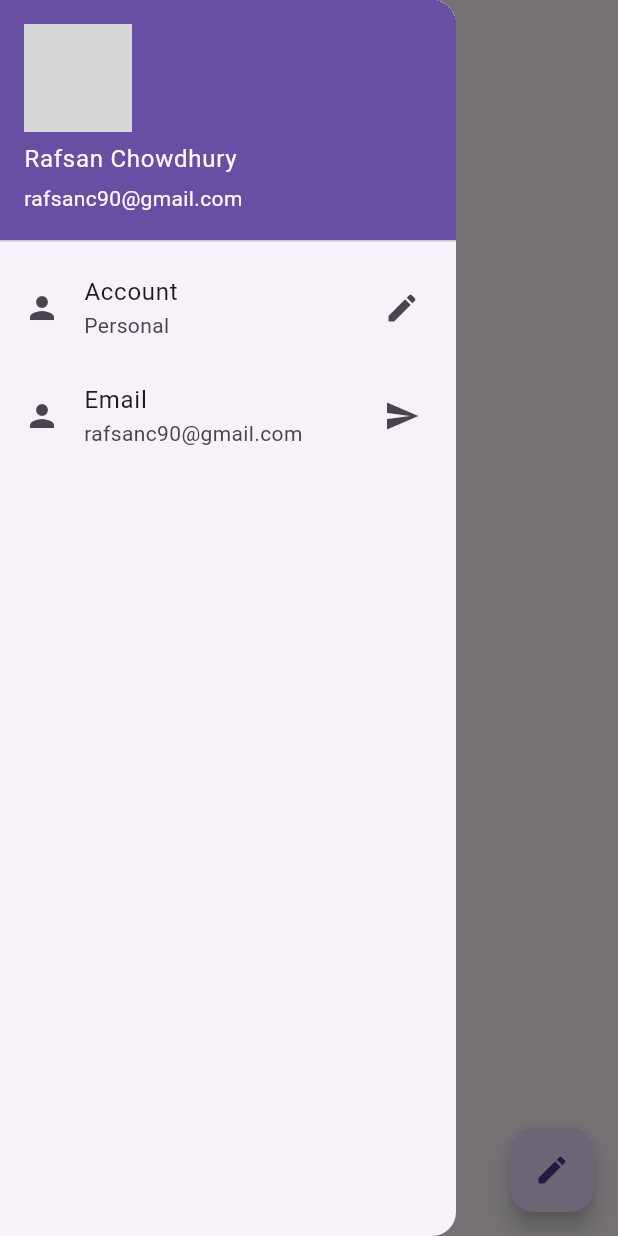
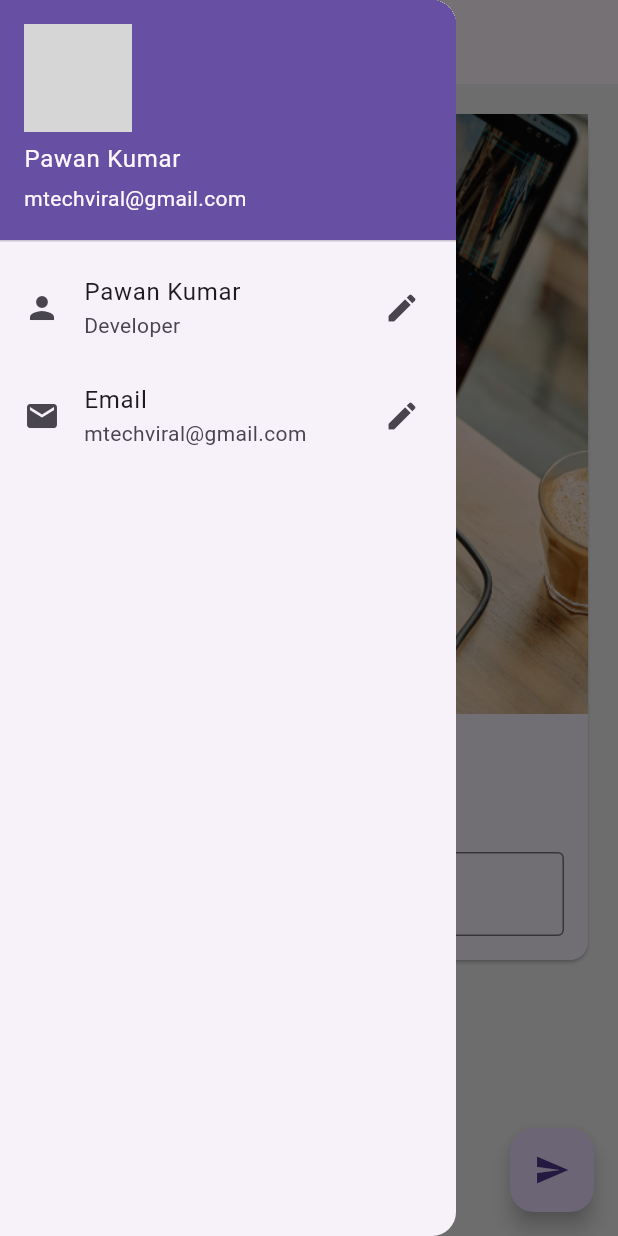
Before and after one commit to Rafsanchowdhury/Rafsan-App, a Flutter app: the screen it shows after launch, with the side drawer open, on a phone screen of 412 x 824 dp. Run offline on Flutter 3.47's test engine with Material 3 defaults, Android fonts, the phone set to English and light mode, and no system bars; network calls fail; grey boxes are pictures that could not be loaded.

Commit message:
Task3 Completed

```diff
--- /dev/null
+++ b/lib/bg_image.dart
@@ -0,0 +1,13 @@
+import 'package:flutter/material.dart';
+
+class BgImage extends StatelessWidget {
+  @override
+  Widget build(BuildContext context) {
+    return Image.asset(
+      "assets/bg.png",
+      fit: BoxFit.cover,
+      height: 400,
+      width: 500,
+    );
+  }
+}
--- /dev/null
+++ b/lib/change_name_card.dart
@@ -0,0 +1,48 @@
+import 'package:flutter/material.dart';
+import 'bg_image.dart';
+
+class ChangeNameCard extends StatelessWidget {
+  const ChangeNameCard({
+    Key? key, // Make the key nullable with Key?
+    required this.myText, // Mark myText as required
+    required this.nameController, // Mark nameController as required
+  }) : super(key: key);
+
+  final String myText;
+  final TextEditingController nameController;
+
+  @override
+  Widget build(BuildContext context) {
+    return Column(
+      children: <Widget>[
+        // Change <widget> to <Widget>
+        BgImage(),
+        SizedBox(
+          height: 20,
+        ),
+        Text(
+          myText,
+          style: TextStyle(
+              fontSize: 25,
+              fontWeight: FontWeight.bold), // Correct fontWight to fontWeight
+        ),
+        SizedBox(
+          height: 20,
+        ),
+        Padding(
+          padding: const EdgeInsets.all(16.0),
+          child: TextField(
+            controller: nameController,
+            keyboardType:
+                TextInputType.text, // Correct KeyboardType to keyboardType
+            decoration: InputDecoration(
+              border: OutlineInputBorder(),
+              hintText: "Enter Something here",
+              labelText: "Name",
+            ),
+          ),
+        )
+      ],
+    );
+  }
+}
--- /dev/null
+++ b/lib/drawer.dart
@@ -0,0 +1,35 @@
+import 'package:flutter/material.dart';
+
+class MyDrawer extends StatelessWidget {
+  @override
+  Widget build(BuildContext context) {
+    return Drawer(
+      child: ListView(
+        padding: const EdgeInsets.all(0),
+        children: <Widget>[
+          UserAccountsDrawerHeader(
+            accountName: Text("Pawan Kumar"),
+            accountEmail: Text("mtechviral@gmail.com"),
+            currentAccountPicture: CircleAvatar(
+              backgroundImage: NetworkImage(
+                  "https://images.unsplash.com/photo-1497551060073-4c5ab6435f12?ixlib=rb-1.2.1&ixid=eyJhcHBfaWQiOjEyMDd9&auto=format&fit=crop&w=800&q=60"),
+            ),
+          ),
+          ListTile(
+            leading: Icon(Icons.person),
+            title: Text("Pawan Kumar"),
+            subtitle: Text("Developer"),
+            trailing: Icon(Icons.edit),
+            onTap: () {},
+          ),
+          ListTile(
+            leading: Icon(Icons.email),
+            title: Text("Email"),
+            subtitle: Text("mtechviral@gmail.com"),
+            trailing: Icon(Icons.edit),
+          )
+        ],
+      ),
+    );
+  }
+}
--- a/lib/main.dart
+++ b/lib/main.dart
@@ -1,3 +1,4 @@
+import 'package:flutter_application_1/pages/home_page.dart';
 import 'package:flutter/material.dart';
 
 void main() {
@@ -11,46 +12,3 @@ void main() {
     ),
   );
 }
-
-class HomePage extends StatelessWidget {
-  @override
-  Widget build(BuildContext context) {
-    return Scaffold(
-      appBar: AppBar(
-        title: Text("AppX"),
-      ),
-      body: Container(),
-      drawer: Drawer(
-        child: ListView(
-          padding: EdgeInsets.zero,
-          children: <Widget>[
-            UserAccountsDrawerHeader(
-              accountName: Text("Rafsan Chowdhury"),
-              accountEmail: Text("rafsanc90@gmail.com"),
-              currentAccountPicture: CircleAvatar(
-                backgroundImage: NetworkImage(
-                    "https://media.istockphoto.com/id/2156153305/photo/beauty-portrait-of-a-young-asian-man-shot-against-a-white-background.jpg?s=2048x2048&w=is&k=20&c=fN5hrOXoRslnwWJvq3IEh8M1J3c26qsfV5QEl3J7e9Y="),
-              ),
-            ),
-            ListTile(
-              leading: Icon(Icons.person),
-              title: Text("Account"),
-              subtitle: Text("Personal"),
-              trailing: Icon(Icons.edit),
-            ),
-            ListTile(
-              leading: Icon(Icons.person),
-              title: Text("Email"),
-              subtitle: Text("rafsanc90@gmail.com"),
-              trailing: Icon(Icons.send),
-            ),
-          ],
-        ),
-      ),
-      floatingActionButton: FloatingActionButton(
-        onPressed: () {},
-        child: Icon(Icons.edit),
-      ),
-    );
-  }
-}
--- /dev/null
+++ b/lib/pages/home_page.dart
@@ -0,0 +1,45 @@
+import 'package:flutter_application_1/change_name_card.dart';
+import 'package:flutter_application_1/drawer.dart';
+import 'package:flutter/material.dart';
+
+class HomePage extends StatefulWidget {
+  @override
+  _HomePageState createState() => _HomePageState();
+}
+
+class _HomePageState extends State<HomePage> {
+  TextEditingController _nameController = TextEditingController();
+  var myText = "Change me";
+
+  @override
+  void initState() {
+    super.initState();
+  }
+
+  @override
+  Widget build(BuildContext context) {
+    return Scaffold(
+      backgroundColor: Colors.grey[200],
+      appBar: AppBar(
+        title: Text("AppX"),
+      ),
+      body: Padding(
+        padding: const EdgeInsets.all(16.0),
+        child: SingleChildScrollView(
+          child: Card(
+            child:
+                ChangeNameCard(myText: myText, nameController: _nameController),
+          ),
+        ),
+      ),
+      drawer: MyDrawer(),
+      floatingActionButton: FloatingActionButton(
+        onPressed: () {
+          myText = _nameController.text;
+          setState(() {});
+        },
+        child: Icon(Icons.send),
+      ),
+    );
+  }
+}
--- a/pubspec.yaml
+++ b/pubspec.yaml
@@ -35,6 +35,7 @@ dependencies:
   # The following adds the Cupertino Icons font to your application.
   # Use with the CupertinoIcons class for iOS style icons.
   cupertino_icons: ^1.0.2
+  http: ^1.2.0
 
 dev_dependencies:
   flutter_test:
@@ -59,8 +60,8 @@ flutter:
   uses-material-design: true
 
   # To add assets to your application, add an assets section, like this:
-  # assets:
-  #   - images/a_dot_burr.jpeg
+  assets:
+    - assets/
   #   - images/a_dot_ham.jpeg
 
   # An image asset can refer to one or more resolution-specific "variants", see
```
Also changed, not shown: assets/bg.png (added), pubspec.lock.
